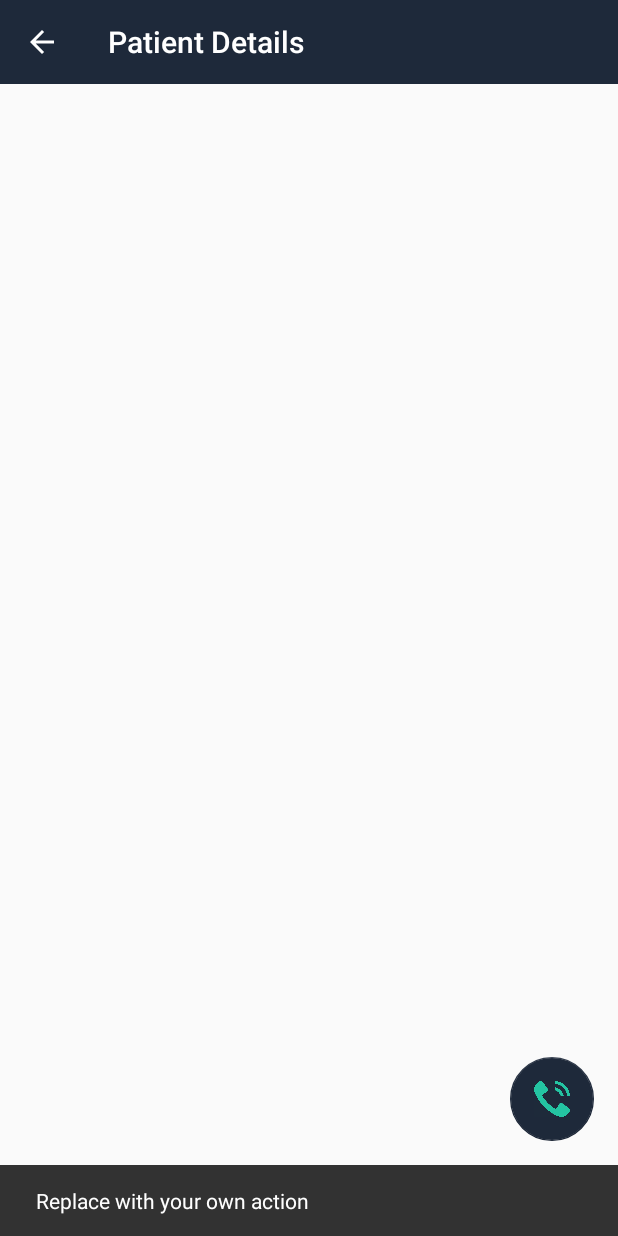
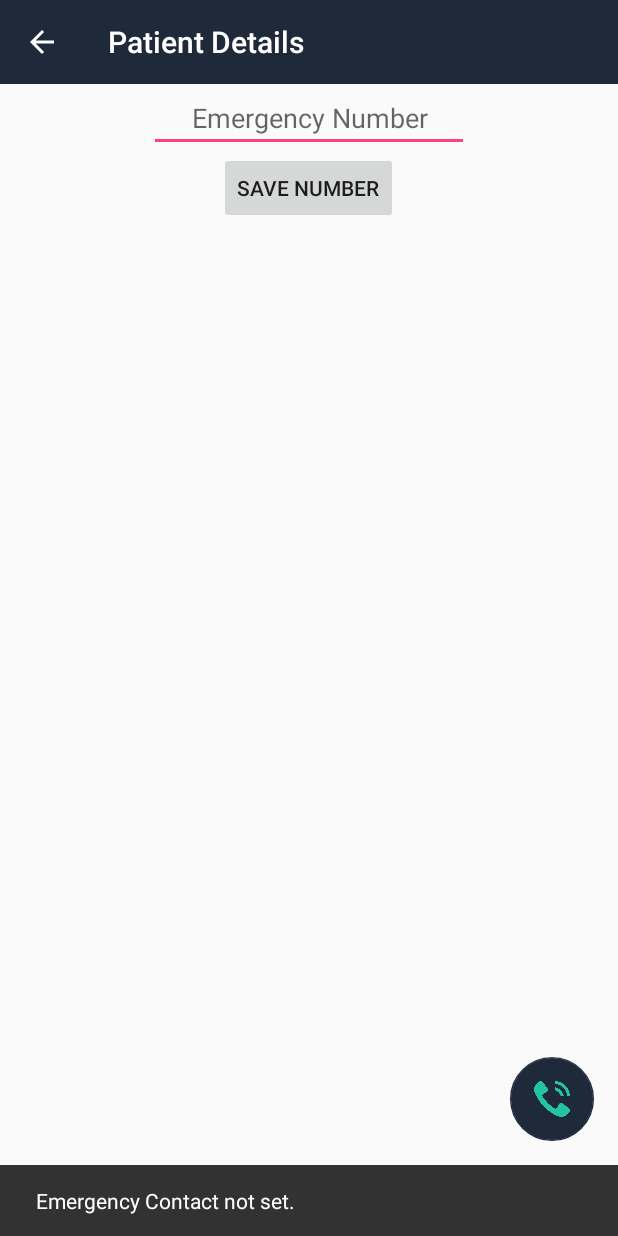
Before and after one commit to AnnaShajee/WeCare, an Android app: the PatientActivity screen opened directly, with no data from a screen before it, after a tap on an icon or button, on a phone screen of 412 x 824 dp. Run offline under Robolectric (Android 15) with nearby library versions, the phone set to English and light mode, and no system bars.

Commit message:
Third commit with functioning Floating Action Button and Shared Preferences

```diff
--- a/WeCare/app/src/main/AndroidManifest.xml
+++ b/WeCare/app/src/main/AndroidManifest.xml
@@ -52,7 +52,7 @@
         <activity
             android:name=".NoteActivity"
             android:label="@string/title_activity_note"
-            android:theme="@style/AppTheme.NoActionBar"/>
+            android:theme="@style/AppTheme.NoActionBar" />
         <activity
             android:name=".DiaryActivity"
             android:label="@string/title_activity_note"
--- a/WeCare/app/src/main/java/com/example/schopra/wecare/PatientActivity.java
+++ b/WeCare/app/src/main/java/com/example/schopra/wecare/PatientActivity.java
@@ -1,6 +1,10 @@
 package com.example.schopra.wecare;
 
+import android.content.Intent;
 import android.content.SharedPreferences;
+import android.content.pm.PackageManager;
+import android.content.pm.ResolveInfo;
+import android.net.Uri;
 import android.os.Bundle;
 import android.preference.PreferenceManager;
 import android.support.design.widget.FloatingActionButton;
@@ -8,6 +12,10 @@ import android.support.design.widget.Snackbar;
 import android.support.v7.app.AppCompatActivity;
 import android.support.v7.widget.Toolbar;
 import android.view.View;
+import android.widget.EditText;
+import android.widget.Toast;
+
+import java.util.List;
 
 public class PatientActivity extends AppCompatActivity {
 
@@ -18,21 +26,53 @@ public class PatientActivity extends AppCompatActivity {
         Toolbar toolbar = (Toolbar) findViewById(R.id.toolbar);
         setSupportActionBar(toolbar);
 
+        SharedPreferences preferences = PreferenceManager.getDefaultSharedPreferences(this);
+        if(preferences.contains("mContact")) {
+            String emergency = preferences.getString("mContact","");
+            EditText eContact = (EditText)findViewById(R.id.number);
+            eContact.setText(emergency);
+        }
+
         FloatingActionButton fab = (FloatingActionButton) findViewById(R.id.fab);
         fab.setOnClickListener(new View.OnClickListener() {
             @Override
             public void onClick(View view) {
-                Snackbar.make(view, "Replace with your own action", Snackbar.LENGTH_LONG)
-                        .setAction("Action", null).show();
+                SharedPreferences preferences = PreferenceManager.getDefaultSharedPreferences(getApplicationContext());
+                if(preferences.contains("mContact")) {
+                    String emergency = preferences.getString("mContact",null);
+                    String contact = "tel:";
+                    contact = contact.concat(emergency);
+                    Uri number = Uri.parse(contact);
+                    Intent callEmergency = new Intent(Intent.ACTION_DIAL, number);
+                    PackageManager packageManager = getPackageManager();
+                    List<ResolveInfo> activities = packageManager.queryIntentActivities(callEmergency, 0);
+                    boolean isIntentSafe = activities.size() > 0;
+                    if (isIntentSafe) {
+                        startActivity(callEmergency);
+                    }
+                    else {
+                        Toast.makeText(PatientActivity.this, "No app to handle activity.", Toast.LENGTH_SHORT).show();
+                    }
+                }
+                else{
+                    Snackbar.make(view, "Emergency Contact not set.", Snackbar.LENGTH_LONG)
+                            .setAction("Action", null).show();
+                }
             }
         });
         getSupportActionBar().setDisplayHomeAsUpEnabled(true);
 
+    }
+
+    public void saveDetails(View view) {
+        // All contents to be saved in Shared Preferences
+
         SharedPreferences preferences = PreferenceManager.getDefaultSharedPreferences(this);
         SharedPreferences.Editor editor = preferences.edit();
-        String emergency = "";
-        editor.putString("emergency_contact", emergency);
+        String number = ((EditText)findViewById(R.id.number)).getText().toString();
+        editor.putString("mContact", number);
         editor.apply();
+        finish();
     }
 
 }
--- a/WeCare/app/src/main/java/com/example/schopra/wecare/Utilities.java
+++ b/WeCare/app/src/main/java/com/example/schopra/wecare/Utilities.java
@@ -1,6 +1,9 @@
 package com.example.schopra.wecare;
 
 import android.content.Context;
+import android.content.SharedPreferences;
+import android.preference.PreferenceManager;
+import android.view.View;
 
 import java.io.File;
 import java.io.FileInputStream;
--- a/WeCare/app/src/main/res/layout/activity_patient.xml
+++ b/WeCare/app/src/main/res/layout/activity_patient.xml
@@ -5,6 +5,9 @@
     xmlns:tools="http://schemas.android.com/tools"
     android:layout_width="match_parent"
     android:layout_height="match_parent"
+    android:gravity="center_horizontal"
+    android:orientation="vertical"
+    app:layout_behavior="@string/appbar_scrolling_view_behavior"
     tools:context="com.example.schopra.wecare.PatientActivity">
 
     <android.support.design.widget.AppBarLayout
@@ -21,8 +24,7 @@
 
     </android.support.design.widget.AppBarLayout>
 
-    <include layout="@layout/content_patient"
-        android:id="@+id/include" />
+    <include layout="@layout/content_patient" />
 
     <android.support.design.widget.FloatingActionButton
         android:id="@+id/fab"
@@ -31,7 +33,6 @@
         android:layout_gravity="bottom|end"
         android:layout_margin="@dimen/fab_margin"
         app:srcCompat="@drawable/call"
-        app:backgroundTint="@color/blueAccent"/>
-
+        app:backgroundTint="@color/blueAccent" />
 
 </android.support.design.widget.CoordinatorLayout>
--- a/WeCare/app/src/main/res/layout/content_patient.xml
+++ b/WeCare/app/src/main/res/layout/content_patient.xml
@@ -1,11 +1,32 @@
 <?xml version="1.0" encoding="utf-8"?>
-<android.support.constraint.ConstraintLayout xmlns:android="http://schemas.android.com/apk/res/android"
+<LinearLayout
+    xmlns:android="http://schemas.android.com/apk/res/android"
     xmlns:app="http://schemas.android.com/apk/res-auto"
     xmlns:tools="http://schemas.android.com/tools"
     android:layout_width="match_parent"
     android:layout_height="match_parent"
+    android:gravity="center_horizontal"
+    android:orientation="vertical"
     app:layout_behavior="@string/appbar_scrolling_view_behavior"
     tools:context="com.example.schopra.wecare.PatientActivity"
     tools:showIn="@layout/activity_patient">
 
-</android.support.constraint.ConstraintLayout>
+        <!--For the Calling from icon: If you change this id, replace in utilities class file as well-->
+        <EditText
+            android:id="@+id/number"
+            android:textAlignment="center"
+            android:layout_width="wrap_content"
+            android:layout_height="wrap_content"
+            android:ems="10"
+            android:hint="Emergency Number"
+            />
+
+        <!-- Replace the save function in the Patient java file o save Shared Preferences data -->
+        <Button
+            android:id="@+id/button2"
+            android:layout_width="wrap_content"
+            android:layout_height="wrap_content"
+            android:onClick="saveDetails"
+            android:text="Save number" />
+
+</LinearLayout>
```
Also changed, not shown: WeCare/app/src/main/java/com/example/schopra/wecare/Calendar.java (+30 -2 lines), WeCare/app/src/main/java/com/example/schopra/wecare/DiaryActivity.java (+27 -3 lines), WeCare/app/src/main/java/com/example/schopra/wecare/LearningActivity.java (+31 -9 lines), WeCare/app/src/main/java/com/example/schopra/wecare/MainActivity.java (+17 -17 lines).
